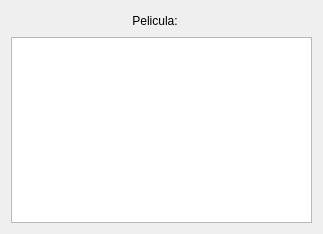
Old version of the form ui/datos_pelicula.ui in the repository LucasPaladini/buscador_peliculas_desactualizado.
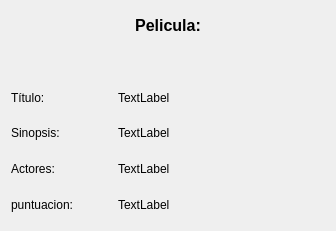
New version of the form.

The edit to the form file:
```diff
--- a/ui/datos_pelicula.ui
+++ b/ui/datos_pelicula.ui
@@ -6,57 +6,84 @@
    <rect>
     <x>0</x>
     <y>0</y>
-    <width>323</width>
-    <height>234</height>
+    <width>336</width>
+    <height>231</height>
    </rect>
   </property>
   <property name="windowTitle">
    <string>Dialog</string>
   </property>
   <layout class="QGridLayout" name="gridLayout">
-   <item row="0" column="1">
+   <item row="8" column="1" colspan="2">
+    <widget class="QLabel" name="label_sinopsis">
+     <property name="text">
+      <string>TextLabel</string>
+     </property>
+    </widget>
+   </item>
+   <item row="6" column="0">
+    <widget class="QLabel" name="label_5">
+     <property name="text">
+      <string>Título:</string>
+     </property>
+    </widget>
+   </item>
+   <item row="9" column="0">
+    <widget class="QLabel" name="label_4">
+     <property name="text">
+      <string>Actores:</string>
+     </property>
+    </widget>
+   </item>
+   <item row="4" column="1" alignment="Qt::AlignmentFlag::AlignHCenter">
     <widget class="QLabel" name="label">
      <property name="text">
-      <string>&lt;html&gt;&lt;head/&gt;&lt;body&gt;&lt;p align=&quot;center&quot;&gt;Pelicula:&lt;/p&gt;&lt;/body&gt;&lt;/html&gt;</string>
+      <string>&lt;html&gt;&lt;head/&gt;&lt;body&gt;&lt;p align=&quot;center&quot;&gt;&lt;span style=&quot; font-size:12pt; font-weight:700;&quot;&gt;Pelicula:&lt;/span&gt;&lt;/p&gt;&lt;/body&gt;&lt;/html&gt;</string>
      </property>
     </widget>
    </item>
-   <item row="0" column="0">
-    <spacer name="horizontalSpacer_2">
-     <property name="orientation">
-      <enum>Qt::Orientation::Horizontal</enum>
+   <item row="9" column="1" colspan="2">
+    <widget class="QLabel" name="label_actores">
+     <property name="text">
+      <string>TextLabel</string>
      </property>
-     <property name="sizeHint" stdset="0">
-      <size>
-       <width>40</width>
-       <height>20</height>
-      </size>
+    </widget>
+   </item>
+   <item row="10" column="1" colspan="2">
+    <widget class="QLabel" name="label_puntuacion">
+     <property name="text">
+      <string>TextLabel</string>
      </property>
-    </spacer>
+    </widget>
    </item>
-   <item row="0" column="2">
-    <widget class="QLabel" name="label_pelicula_buscada">
+   <item row="10" column="0">
+    <widget class="QLabel" name="label_2">
+     <property name="text">
+      <string>puntuacion:</string>
+     </property>
+    </widget>
+   </item>
+   <item row="8" column="0">
+    <widget class="QLabel" name="label_3">
+     <property name="text">
+      <string>Sinopsis:</string>
+     </property>
+    </widget>
+   </item>
+   <item row="6" column="1" colspan="2">
+    <widget class="QLabel" name="label_titulo_ingresado">
+     <property name="text">
+      <string>TextLabel</string>
+     </property>
+    </widget>
+   </item>
+   <item row="5" column="1" alignment="Qt::AlignmentFlag::AlignHCenter">
+    <widget class="QLabel" name="label_poster">
      <property name="text">
       <string/>
      </property>
     </widget>
    </item>
-   <item row="0" column="3">
-    <spacer name="horizontalSpacer_3">
-     <property name="orientation">
-      <enum>Qt::Orientation::Horizontal</enum>
-     </property>
-     <property name="sizeHint" stdset="0">
-      <size>
-       <width>40</width>
-       <height>20</height>
-      </size>
-     </property>
-    </spacer>
-   </item>
-   <item row="5" column="0" colspan="4">
-    <widget class="QTableView" name="tabla_datos_pelicula"/>
-   </item>
   </layout>
  </widget>
  <resources/>
```
